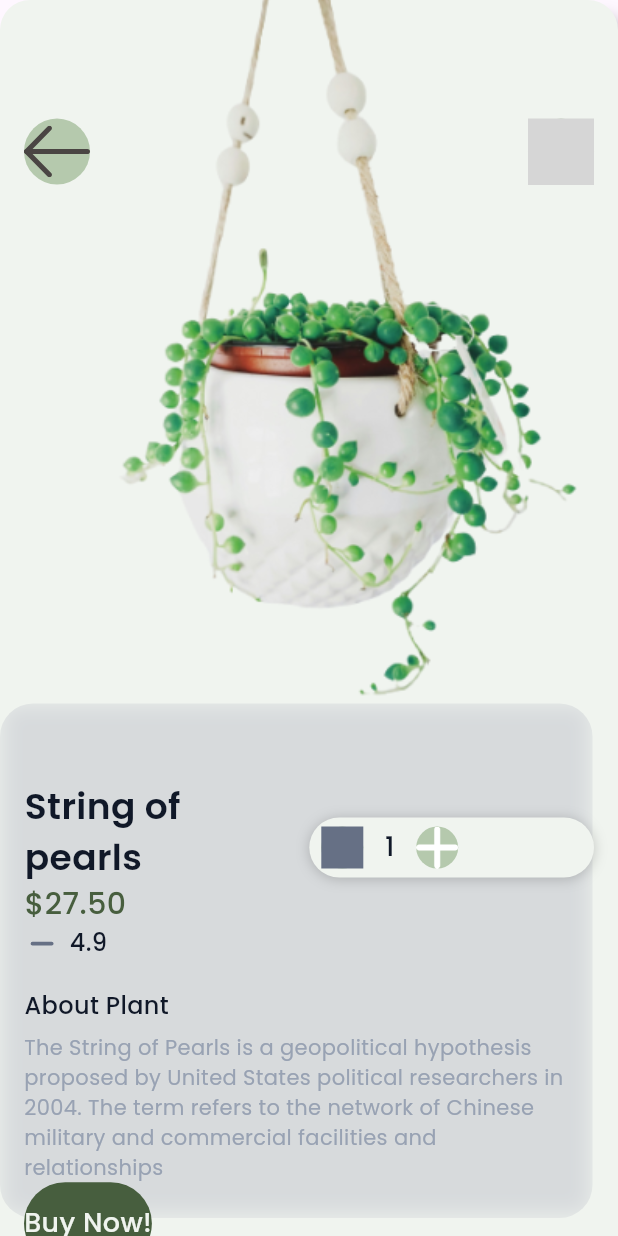
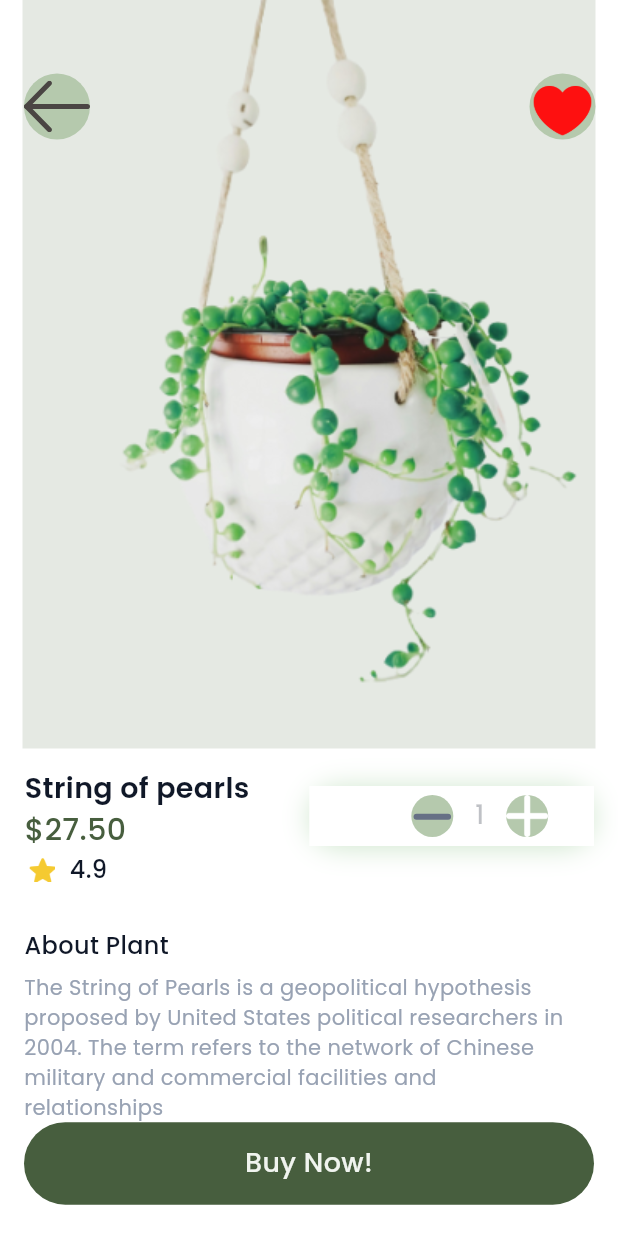
Before and after one commit to Lisawakhidah/shop_ui, a Flutter app: the screen it shows after launch, on a phone screen of 412 x 824 dp. Run offline on Flutter 3.47's test engine with Material 3 defaults, Android fonts, the phone set to English and light mode, and no system bars; our stand-ins replace flutter_svg, google_fonts; grey boxes are pictures that could not be loaded.

Commit message:
detail_product clear

```diff
--- a/lib/detail/detail.dart
+++ b/lib/detail/detail.dart
@@ -1,4 +1,5 @@
 import 'package:flutter/material.dart';
+import 'package:flutter/widgets.dart';
 import 'package:flutter_svg/flutter_svg.dart';
 import 'package:google_fonts/google_fonts.dart';
 
@@ -27,9 +28,8 @@ class detailhome extends StatelessWidget {
                   top: -330,
                   child: SizedBox(
                       width: 596,
-                  height: 836,
-                  child: SvgPicture.asset('assets/icon/Vector_.svg')
-                ),
+                      height: 136,
+                      child: SvgPicture.asset('assets/icon/Vector_.svg')),
                 ),
                 Positioned(
                   top: 469,
@@ -37,30 +37,31 @@ class detailhome extends StatelessWidget {
                     borderRadius: BorderRadius.circular(22),
                     child: Container(
                       width: 395,
-                    height: 343,
                       decoration: BoxDecoration(
                         boxShadow: [
                           BoxShadow(
-                          color: Color(0x33717191),
-                          offset: Offset(0, -1),
+                            color: Color(0xFFFFFFFF),
+                            offset: Offset(0, 1),
                             blurRadius: 12.5,
                           ),
                         ],
                       ),
-                    // child: Image.asset('assets/image/star.png')
+                      child: SvgPicture.asset('assets/icon/Vector_.svg'),
                     ),
                   ),
                 ),
                 Container(
-                padding: EdgeInsets.fromLTRB(15, 0, 15, 28),
+                  padding: EdgeInsets.fromLTRB(15, 0, 15, 48),
+                  color: Color(0xFFFFFFFF),
                   child: Column(
                     mainAxisAlignment: MainAxisAlignment.start,
                     crossAxisAlignment: CrossAxisAlignment.start,
                     children: [
                       Container(
-                      margin: EdgeInsets.fromLTRB(0, 0, 0, 4),
+                        margin: EdgeInsets.fromLTRB(0, 0, 0, 0),
                         child: Container(
                           decoration: BoxDecoration(
+                            color: Color.fromARGB(255, 229, 233, 227),
                             image: DecorationImage(
                               fit: BoxFit.cover,
                               image: AssetImage(
@@ -69,11 +70,12 @@ class detailhome extends StatelessWidget {
                             ),
                           ),
                           child: SizedBox(
-                          height: 516,
+                            height: 499,
                             child: Container(
-                            padding: EdgeInsets.fromLTRB(1, 79, 1, 0),
+                              padding: EdgeInsets.fromLTRB(1, 49, 0,56),
                               child: Row(
-                              mainAxisAlignment: MainAxisAlignment.spaceBetween,
+                                mainAxisAlignment:
+                                    MainAxisAlignment.spaceBetween,
                                 crossAxisAlignment: CrossAxisAlignment.start,
                                 children: [
                                   Container(
@@ -93,8 +95,8 @@ class detailhome extends StatelessWidget {
                                           child: SizedBox(
                                               width: 10,
                                               height: 20,
-                                          child: SvgPicture.asset('assets/icon/back.svg')
-                                        ),
+                                              child: SvgPicture.asset(
+                                                  'assets/icon/back.svg')),
                                         ),
                                       ),
                                     ),
@@ -114,12 +116,10 @@ class detailhome extends StatelessWidget {
                                           width: 21,
                                           height: 18,
                                           child: SizedBox(
-                                          width: 222,
-                                          height: 335,
-                                          child: SvgPicture.asset(
-                                            'assets/icon/favorite.svg',
-                                          ),
-                                        ),
+                                              width: 22,
+                                              height: 15,
+                                              child: Image.asset(
+                                                  'assets/image/favorite.png')),
                                         ),
                                       ),
                                     ),
@@ -138,7 +138,7 @@ class detailhome extends StatelessWidget {
                           children: [
                             Expanded(
                               child: Container(
-                              margin: EdgeInsets.fromLTRB(0, 0, 51.4, 0),
+                                margin: EdgeInsets.fromLTRB(0, 13, 5, 9),
                                 child: Column(
                                   mainAxisAlignment: MainAxisAlignment.start,
                                   crossAxisAlignment: CrossAxisAlignment.start,
@@ -148,7 +148,7 @@ class detailhome extends StatelessWidget {
                                       style: GoogleFonts.getFont(
                                         'Poppins',
                                         fontWeight: FontWeight.w600,
-                                      fontSize: 24,
+                                        fontSize: 19,
                                         color: Color(0xFF101828),
                                       ),
                                     ),
@@ -168,24 +168,26 @@ class detailhome extends StatelessWidget {
                                       ),
                                     ),
                                     Container(
-                                    margin: EdgeInsets.fromLTRB(3.1, 0, 3.1, 0),
+                                      margin:
+                                          EdgeInsets.fromLTRB(3.1, 0, 3.1, 0),
                                       child: Align(
                                         alignment: Alignment.topLeft,
                                         child: Row(
-                                        mainAxisAlignment: MainAxisAlignment.start,
-                                        crossAxisAlignment: CrossAxisAlignment.start,
+                                          mainAxisAlignment:
+                                              MainAxisAlignment.start,
+                                          crossAxisAlignment:
+                                              CrossAxisAlignment.start,
                                           children: [
                                             Container(
-                                            margin: EdgeInsets.fromLTRB(0, 3.6, 9.8, 4.1),
+                                              margin: EdgeInsets.fromLTRB(
+                                                  0, 3.6, 9.8, 4.1),
                                               width: 17.1,
                                               height: 16.4,
                                               child: SizedBox(
                                                   width: 17.1,
                                                   height: 16.4,
-                                              child: SvgPicture.asset(
-                                                'assets/icon/minus.svg',
-                                              ),
-                                            ),
+                                                  child: Image.asset(
+                                                      'assets/image/star.png')),
                                             ),
                                             Text(
                                               '4.9',
@@ -212,42 +214,41 @@ class detailhome extends StatelessWidget {
                                   color: Color(0xFFF0F4EF),
                                   boxShadow: [
                                     BoxShadow(
-                                    color: Color(0x33000000),
+                                      color: Color(0x33088000),
                                       offset: Offset(0, 1),
-                                    blurRadius: 7,
+                                      blurRadius: 15,
                                     ),
                                   ],
                                 ),
                                 child: Container(
-                                padding: EdgeInsets.fromLTRB(8, 6, 8, 6),
+                                  color: Color(0xFFFFFFFF),
+                                  padding: EdgeInsets.fromLTRB(68, 6, 8, 6),
                                   child: Row(
                                     mainAxisAlignment: MainAxisAlignment.start,
-                                  crossAxisAlignment: CrossAxisAlignment.start,
+                                    crossAxisAlignment:
+                                        CrossAxisAlignment.start,
                                     children: [
                                       Container(
                                        margin: EdgeInsets.fromLTRB(0, 0, 14.3, 0),
                                         child: Container(
                                           decoration: BoxDecoration(
                                           color: Color(0xFFB5C9AD),
-                                          borderRadius: BorderRadius.circular(14),
+                                          borderRadius:
+                                              BorderRadius.circular(14),
                                         ),
                                         child: Container(
                                           width: 28,
                                           height: 28,
                                           child: Positioned(
-                                            right: 8.8,
-                                            bottom: 12.3,
+                                            right: 7,
+                                            top: 8.7,
                                             child: Container(
-                                              width: 10.5,
-                                              height: 2,
-                                              child: Container(
-                                                decoration: BoxDecoration(
-                                                  color: Color(0xFF667085),
-                                                ),
-                                                child: Container(
-                                                  width: 10.5,
-                                                  height: 2,
-                                                ),
+                                              width: 10.7,
+                                              height: 10.7,
+                                              child: SizedBox(
+                                                width: 9.7,
+                                                height: 9.7,
+                                                child: SvgPicture.asset('assets/icon/minus.svg')
                                               ),
                                             ),
                                           ),
@@ -255,21 +256,23 @@ class detailhome extends StatelessWidget {
                                         ),
                                       ),
                                       Container(
-                                      margin: EdgeInsets.fromLTRB(0, 0.5, 14.4, 0.5),
+                                        margin: EdgeInsets.fromLTRB(
+                                            0, 0.5, 14.4, 0.5),
                                         child: Text(
                                           '1',
                                           style: GoogleFonts.getFont(
                                             'Poppins',
                                             fontWeight: FontWeight.w500,
                                             fontSize: 18,
-                                          color: Color(0xFF101828),
+                                            color: Color(0x44101828),
                                           ),
                                         ),
                                       ),
                                       Container(
                                         decoration: BoxDecoration(
                                           color: Color(0xFFB5C9AD),
-                                        borderRadius: BorderRadius.circular(14),
+                                          borderRadius:
+                                              BorderRadius.circular(14),
                                         ),
                                         child: Container(
                                           width: 28,
@@ -283,7 +286,10 @@ class detailhome extends StatelessWidget {
                                               child: SizedBox(
                                                 width: 9.7,
                                                 height: 9.7,
-                                              child: Image.asset('assets/image/Vector.png'),
+                                                child: Image.asset(
+                                                  'assets/image/Vector.png',
+
+                                                ),
                                               ),
                                             ),
                                           ),
@@ -336,7 +342,11 @@ class detailhome extends StatelessWidget {
                                 ],
                               ),
                             ),
+                            Column(
+                              mainAxisAlignment: MainAxisAlignment.center,
+                              children: [
                                 Container(
+                                  width: 789,
                                 decoration: BoxDecoration(
                                   color: Color(0xFF475E3E),
                                   borderRadius: BorderRadius.circular(100),
@@ -344,6 +354,7 @@ class detailhome extends StatelessWidget {
                                 child: Container(
                                   padding: EdgeInsets.fromLTRB(0, 14.5, 0, 14.5),
                                   child: Text(
+                                    textAlign: TextAlign.center,
                                     'Buy Now!',
                                     style: GoogleFonts.getFont(
                                       'Poppins',
@@ -353,6 +364,8 @@ class detailhome extends StatelessWidget {
                                     ),
                                   ),
                                 ),
+                              ),
+                              ]
                             ),
                           ],
                         ),
```
Lines whose indentation alone changed are shown as unchanged.
